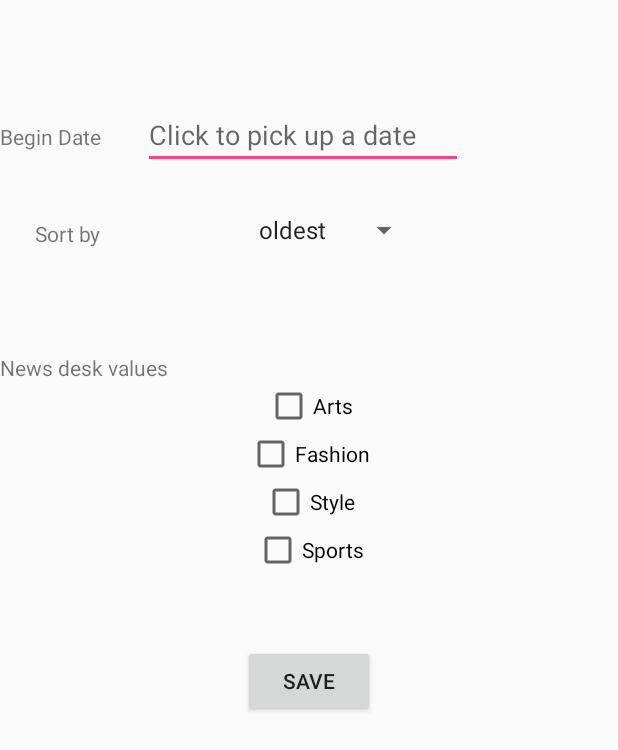
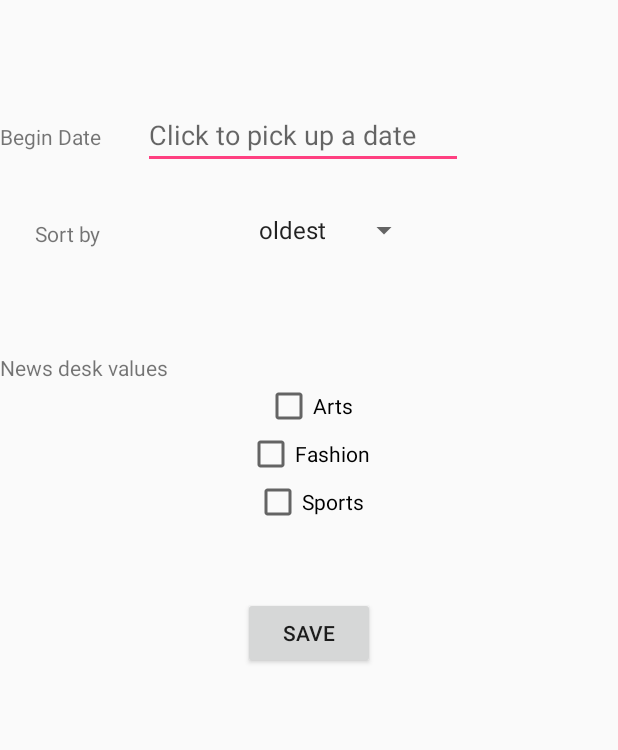
Before and after one commit to Wancy/NYTSearch, an Android app: the layout edit_dialog.xml on its own in the app's theme, with its tools: preview values and no code run, on a phone screen of 412 x 824 dp. Shown: the top 750 px of the screen. Run offline under Robolectric (Android 15) with nearby library versions, the phone set to English and light mode, and no system bars.

Commit message:
adding more flesh

```diff
--- a/app/src/main/java/com/wancy/nytsearch/activity/SearchActivity.java
+++ b/app/src/main/java/com/wancy/nytsearch/activity/SearchActivity.java
@@ -16,6 +16,7 @@ import android.widget.Toast;
 import com.facebook.stetho.Stetho;
 import com.loopj.android.http.JsonHttpResponseHandler;
 import com.loopj.android.http.RequestParams;
+import com.wancy.nytsearch.EndlessRecyclerViewScrollListener;
 import com.wancy.nytsearch.R;
 import com.wancy.nytsearch.adapter.ArticleAdapter;
 import com.wancy.nytsearch.fragment.EditDialogFragment;
@@ -130,9 +131,11 @@ public class SearchActivity extends AppCompatActivity implements EditDialogFragm
                     articleJsonResults = response.getJSONObject("response").getJSONArray("docs");
                     articles.clear();
                     articles.addAll(Article.fromJSONArray(articleJsonResults));
+                    articleAdapter.notifyDataSetChanged();
                     // record this value before making any changes to the existing list
                     int curSize = articleAdapter.getItemCount();
                     articleAdapter.notifyItemRangeInserted(curSize, articles.size());
+
                     Log.d("DEBUG", articles.toString());
                     rvArticles.invalidate();
                 }catch (JSONException e) {
--- a/app/src/main/res/layout/edit_dialog.xml
+++ b/app/src/main/res/layout/edit_dialog.xml
@@ -65,16 +65,10 @@
         android:layout_below="@+id/checkbox_arts"
         android:layout_centerHorizontal="true"
         android:text="@string/fashion" />
-    <CheckBox android:id="@+id/checkbox_style"
+    <CheckBox android:id="@+id/checkbox_sports"
         android:layout_width="wrap_content"
         android:layout_height="wrap_content"
         android:layout_below="@+id/checkbox_fashion"
-        android:layout_centerHorizontal="true"
-        android:text="@string/style" />
-    <CheckBox android:id="@+id/checkbox_sports"
-        android:layout_width="wrap_content"
-        android:layout_height="wrap_content"
-        android:layout_below="@+id/checkbox_style"
         android:layout_centerHorizontal="true"
         android:text="@string/sports" />
 
```
